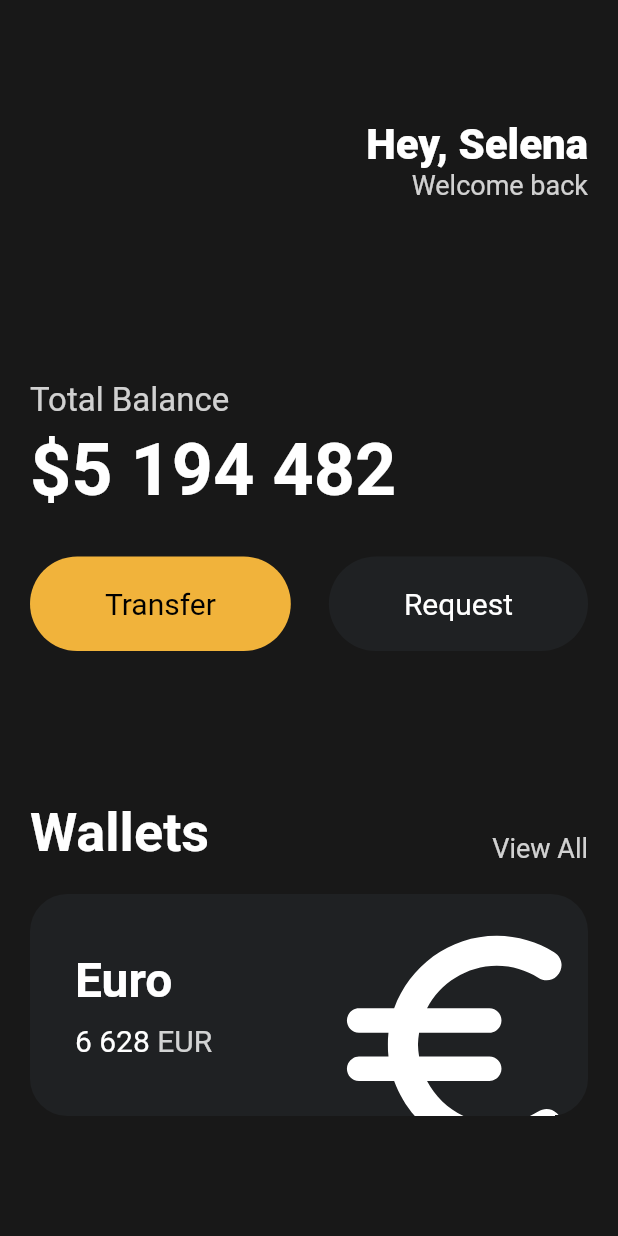
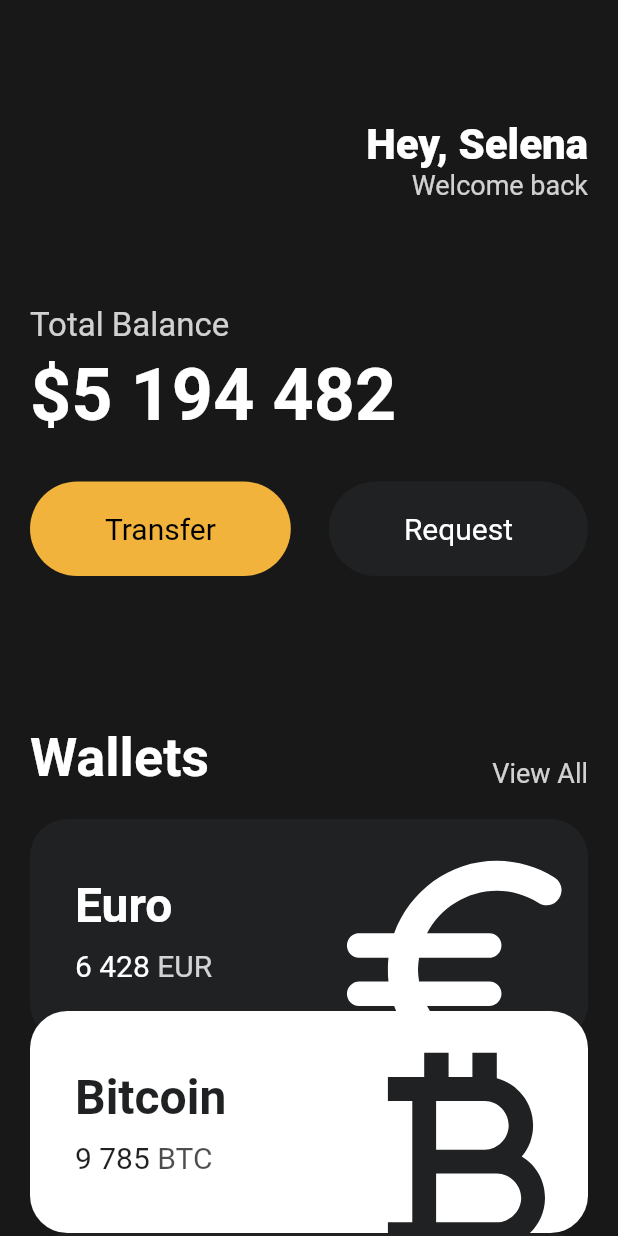
Before and after one commit to dannyp0930/toonflix, a Flutter app: the screen it shows after launch, on a phone screen of 412 x 824 dp. Run offline on Flutter 3.47's test engine with Material 2 defaults, Android fonts, the phone set to English and light mode, and no system bars.

Commit message:
FEAT: Reusable Cards

```diff
--- a/lib/main.dart
+++ b/lib/main.dart
@@ -1,4 +1,5 @@
 import 'package:flutter/material.dart';
+import 'package:toonflix/widgets/currency_card.dart';
 
 import 'widgets/button.dart';
 
@@ -12,7 +13,8 @@ class App extends StatelessWidget {
     return MaterialApp(
       home: Scaffold(
         backgroundColor: const Color(0xFF181818),
-        body: Padding(
+        body: SingleChildScrollView(
+          child: Padding(
             padding: const EdgeInsets.symmetric(
               horizontal: 20,
             ),
@@ -48,7 +50,7 @@ class App extends StatelessWidget {
                   ],
                 ),
                 const SizedBox(
-                height: 120,
+                  height: 70,
                 ),
                 Text(
                   'Total Balance',
@@ -113,72 +115,37 @@ class App extends StatelessWidget {
                 const SizedBox(
                   height: 20,
                 ),
-              Container(
-                clipBehavior: Clip.hardEdge,
-                decoration: BoxDecoration(
-                  color: const Color(0xFF1F2123),
-                  borderRadius: BorderRadius.circular(25),
+                const CurrencyCard(
+                  name: 'Euro',
+                  code: 'EUR',
+                  amount: '6 428',
+                  icon: Icons.euro_rounded,
+                  isInverted: false,
                 ),
-                child: Padding(
-                  padding: const EdgeInsets.all(30),
-                  child: Row(
-                    mainAxisAlignment: MainAxisAlignment.spaceBetween,
-                    children: [
-                      Column(
-                        crossAxisAlignment: CrossAxisAlignment.start,
-                        children: [
-                          const Text(
-                            'Euro',
-                            style: TextStyle(
-                              color: Colors.white,
-                              fontSize: 32,
-                              fontWeight: FontWeight.w600,
+                Transform.translate(
+                  offset: const Offset(0, -20),
+                  child: const CurrencyCard(
+                    name: 'Bitcoin',
+                    code: 'BTC',
+                    amount: '9 785',
+                    icon: Icons.currency_bitcoin,
+                    isInverted: true,
                   ),
                 ),
-                          const SizedBox(
-                            height: 10,
-                          ),
-                          Row(
-                            children: [
-                              const Text(
-                                '6 628',
-                                style: TextStyle(
-                                  color: Colors.white,
-                                  fontSize: 20,
-                                ),
-                              ),
-                              const SizedBox(
-                                width: 5,
-                              ),
-                              Text(
-                                'EUR',
-                                style: TextStyle(
-                                  color: Colors.white.withOpacity(0.8),
-                                  fontSize: 20,
-                                ),
-                              ),
-                            ],
-                          ),
-                        ],
-                      ),
-                      Transform.scale(
-                        scale: 2.2,
-                        child: Transform.translate(
-                          offset: const Offset(-5, 12),
-                          child: const Icon(
-                            Icons.euro_rounded,
-                            color: Colors.white,
-                            size: 88,
-                          ),
+                Transform.translate(
+                  offset: const Offset(0, -20),
+                  child: const CurrencyCard(
+                    name: 'Dollar',
+                    code: 'USD',
+                    amount: '428',
+                    icon: Icons.attach_money_outlined,
+                    isInverted: false,
                   ),
                 ),
               ],
             ),
           ),
         ),
-            ],
-          ),
-        ),
       ),
     );
   }
--- /dev/null
+++ b/lib/widgets/currency_card.dart
@@ -0,0 +1,87 @@
+import 'package:flutter/material.dart';
+
+class CurrencyCard extends StatelessWidget {
+  final String name, code, amount;
+  final IconData icon;
+  final bool isInverted;
+
+  final _blackColor = const Color(0xFF1F2123);
+
+  const CurrencyCard({
+    super.key,
+    required this.name,
+    required this.code,
+    required this.amount,
+    required this.icon,
+    required this.isInverted,
+  });
+
+  @override
+  Widget build(BuildContext context) {
+    return Container(
+      clipBehavior: Clip.hardEdge,
+      decoration: BoxDecoration(
+        color: isInverted ? Colors.white : _blackColor,
+        borderRadius: BorderRadius.circular(25),
+      ),
+      child: Padding(
+        padding: const EdgeInsets.all(30),
+        child: Row(
+          mainAxisAlignment: MainAxisAlignment.spaceBetween,
+          children: [
+            Column(
+              crossAxisAlignment: CrossAxisAlignment.start,
+              children: [
+                Text(
+                  name,
+                  style: TextStyle(
+                    color: isInverted ? _blackColor : Colors.white,
+                    fontSize: 32,
+                    fontWeight: FontWeight.w600,
+                  ),
+                ),
+                const SizedBox(
+                  height: 10,
+                ),
+                Row(
+                  children: [
+                    Text(
+                      amount,
+                      style: TextStyle(
+                        color: isInverted ? _blackColor : Colors.white,
+                        fontSize: 20,
+                      ),
+                    ),
+                    const SizedBox(
+                      width: 5,
+                    ),
+                    Text(
+                      code,
+                      style: TextStyle(
+                        color: isInverted
+                            ? _blackColor.withOpacity(0.8)
+                            : Colors.white.withOpacity(0.8),
+                        fontSize: 20,
+                      ),
+                    ),
+                  ],
+                ),
+              ],
+            ),
+            Transform.scale(
+              scale: 2.2,
+              child: Transform.translate(
+                offset: const Offset(-5, 12),
+                child: Icon(
+                  icon,
+                  color: isInverted ? _blackColor : Colors.white,
+                  size: 88,
+                ),
+              ),
+            ),
+          ],
+        ),
+      ),
+    );
+  }
+}
```
Lines whose indentation alone changed are shown as unchanged.
